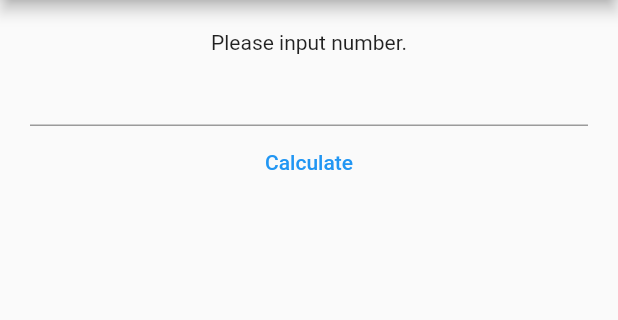
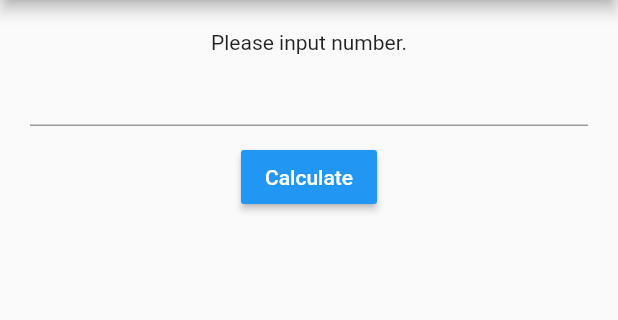
Before and after one commit to OobCrazy/PrimeTest, a Flutter app: the screen it shows after launch, on a phone screen of 412 x 824 dp, the part 84-404 px from its top. Run offline on Flutter 3.47's test engine with Material 2 defaults, Android fonts, the phone set to English and light mode, and no system bars.

Commit message:
Test for iOS and Edit button

```diff
--- a/lib/main.dart
+++ b/lib/main.dart
@@ -160,7 +160,13 @@ class _MyHomePageState extends State<MyHomePage> {
                 ],
                 onSubmitted: (text) => onCalculatePrime(),
               ),
-              !isCalculating?TextButton(onPressed: () => onCalculatePrime(), child: const Text('Calculate')):const SizedBox(height: 0)
+              const SizedBox(height: 10),
+              !isCalculating?MaterialButton(
+                color: Colors.blue,
+                  textColor: Colors.white,
+                  onPressed: () => onCalculatePrime(),
+                  child: const Text('Calculate')
+              ):const SizedBox(height: 0)
             ],
           ),
         ),
```
Also changed, not shown: 3 other files.
